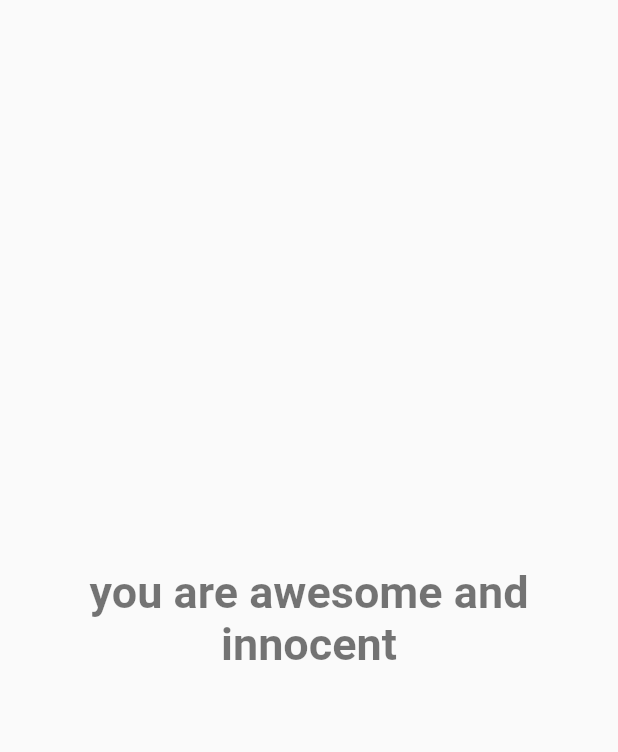
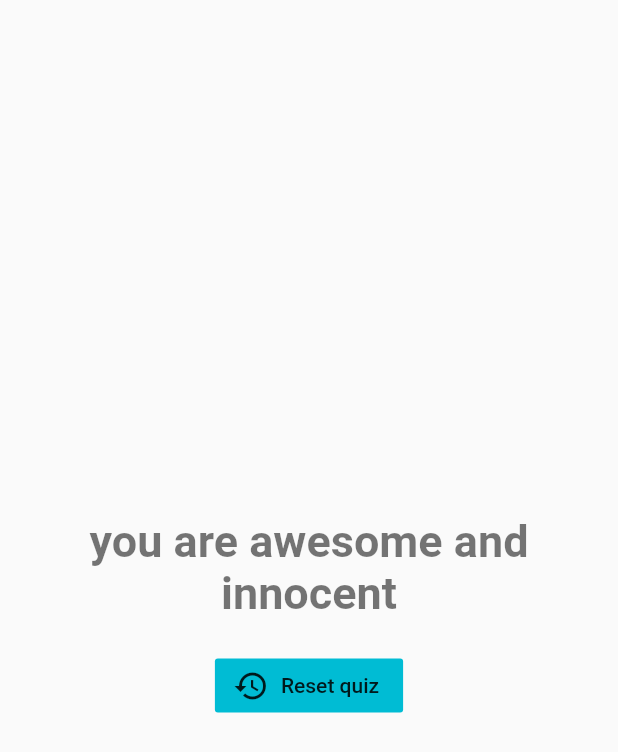
Before and after one commit to ziyadonji/kuizzo-quiz-app, a Flutter app: the Result widget shown alone on an empty page, opened directly with empty values, on a phone screen of 412 x 824 dp. Shown: the top 752 px of the screen. Run offline on Flutter 3.47's test engine with Material 2 defaults, Android fonts, the phone set to English and light mode, and no system bars.

Commit message:
reset quiz enabled

```diff
--- a/lib/main.dart
+++ b/lib/main.dart
@@ -64,6 +64,12 @@ class _MyAppState extends State<MyApp> {
     },
   ];
   var _totalScore =0;
+  void _reset(){
+    setState(() {
+      _totalScore=0;
+      _index=0;
+    });
+  }
 
   void _answerQuestion(int score) {
     setState(() {
@@ -91,7 +97,7 @@ class _MyAppState extends State<MyApp> {
             Images(),
             _index < _questions.length
                 ? Quiz(_index, _answerQuestion, _questions)
-                : Result(_totalScore),
+                : Result(_totalScore,_reset),
           ],
         ),
       ),
--- a/lib/result.dart
+++ b/lib/result.dart
@@ -2,26 +2,46 @@ import 'package:flutter/material.dart';
 
 class Result extends StatelessWidget {
   final int score;
+  final Function result;
 
-  Result(this.score);
+  Result(this.score, this.result);
   String text;
-  String get resultText{
-    if (score<=8){
-     text='you are awesome and innocent';
-    }else if(score<=14){
-     text="you are likeable";
-    }
-    else if(score<=20){
-      text='you are rude';
-    }
-    else{
-      text='you are very very bad!!!';
+  String get resultText {
+    if (score <= 15) {
+      text = 'you are awesome and innocent';
+    } else if (score <= 20) {
+      text = "you are likeable";
+    } else if (score <= 30) {
+      text = 'you are rude';
+    } else {
+      text = 'you are very very bad!!!';
     }
     return text;
   }
 
   @override
   Widget build(BuildContext context) {
-    return Center(child: Text(resultText,textAlign: TextAlign.center,style: TextStyle(color: Colors.black54,fontSize: 30,fontWeight: FontWeight.bold,),),);
+    return Column(
+      mainAxisAlignment: MainAxisAlignment.center,
+      children: <Widget>[
+        Center(
+          child: Text(
+            resultText,
+            textAlign: TextAlign.center,
+            style: TextStyle(
+              color: Colors.black54,
+              fontSize: 30,
+              fontWeight: FontWeight.bold,
+            ),
+          ),
+        ),
+        SizedBox(height: 20),
+        FlatButton.icon(
+          color: Colors.cyan[500],
+            onPressed: result,
+            icon: Icon(Icons.restore,),
+            label: Text("Reset quiz"))
+      ],
+    );
   }
 }
```
